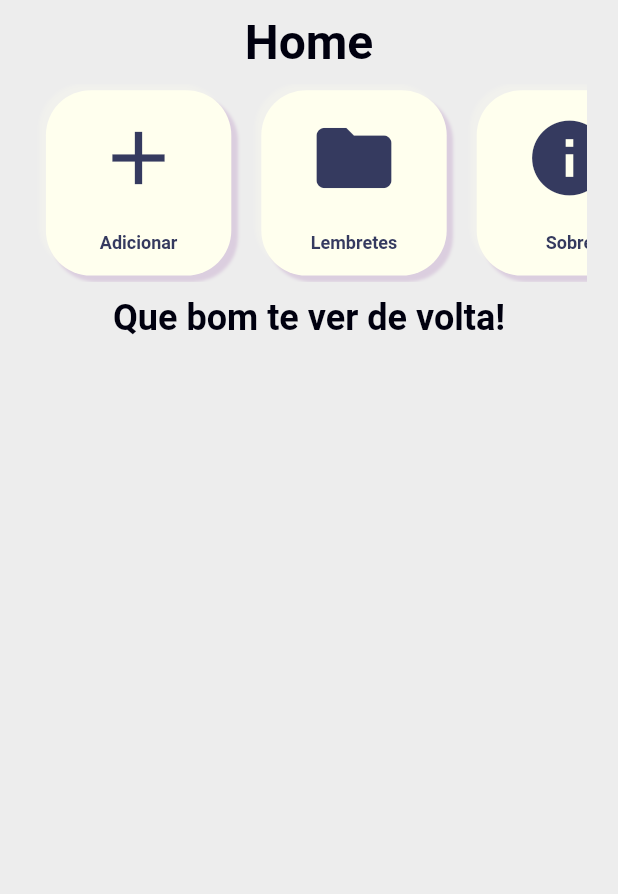
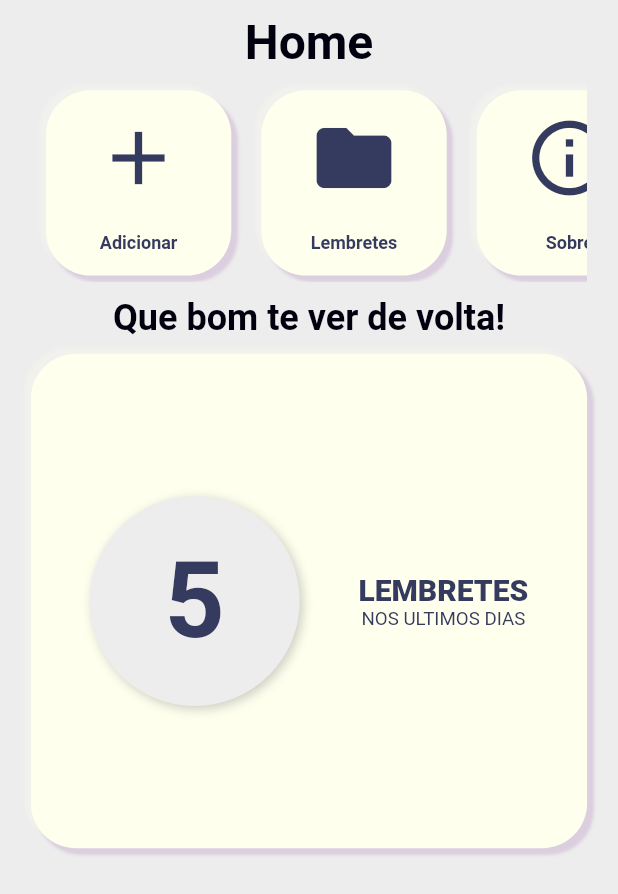
Before and after one commit to vihsantos/lembretes, a Flutter app: the screen it shows after launch, on a phone screen of 412 x 824 dp. Shown: the top 894 px of the screen. Run offline on Flutter 3.47's test engine with Material 2 defaults, Android fonts, the phone set to English and light mode, and no system bars; our stand-ins replace get; generated files the repository leaves out were written again; Roboto replaces fonts that are missing (Gonwun Batang, Gowun Batang).

Commit message:
Ajustes em andamento na tela Home

```diff
--- a/lib/Paginas/home/Home.dart
+++ b/lib/Paginas/home/Home.dart
@@ -44,7 +44,9 @@ class _HomeState extends State<Home> {
                             Get.to(Tudo());
                           }),
                       IconeHome(
-                          icon: Icons.info, titulo: 'Sobre', onpress: () {})
+                          icon: Icons.info_outline,
+                          titulo: 'Sobre',
+                          onpress: () {})
                     ],
                   ),
                 ),
@@ -68,6 +70,78 @@ class _HomeState extends State<Home> {
             SizedBox(
               height: 10,
             ),
+            Center(
+              child: Container(
+                  width: size.width * 0.9,
+                  height: size.height * 0.4,
+                  decoration: BoxDecoration(
+                    color: PaletaDeCores.branco,
+                    borderRadius: BorderRadius.circular(30),
+                    boxShadow: [
+                      BoxShadow(
+                          color: PaletaDeCores.branco.withOpacity(0.2),
+                          offset: Offset(-4, -4),
+                          blurRadius: 1),
+                      BoxShadow(
+                          color: PaletaDeCores.roxoum.withOpacity(0.2),
+                          offset: Offset(4, 4),
+                          blurRadius: 1)
+                    ],
+                  ),
+                  child: Column(
+                    mainAxisAlignment: MainAxisAlignment.center,
+                    crossAxisAlignment: CrossAxisAlignment.start,
+                    children: <Widget>[
+                      Row(
+                        mainAxisAlignment: MainAxisAlignment.spaceEvenly,
+                        children: <Widget>[
+                          Container(
+                            width: 140,
+                            height: 140,
+                            decoration: BoxDecoration(
+                                color: PaletaDeCores.background,
+                                borderRadius: BorderRadius.circular(100),
+                                boxShadow: [
+                                  BoxShadow(
+                                      color:
+                                          PaletaDeCores.preto.withOpacity(0.2),
+                                      offset: Offset(2, 2),
+                                      blurRadius: 5),
+                                ]),
+                            child: Center(
+                              child: Text(
+                                "5",
+                                style: TextStyle(
+                                    fontSize: 70,
+                                    fontWeight: FontWeight.bold,
+                                    color: PaletaDeCores.azultres),
+                              ),
+                            ),
+                          ),
+                          Column(
+                            children: [
+                              Text(
+                                "LEMBRETES",
+                                style: TextStyle(
+                                  fontSize: 20,
+                                  fontFamily: "Gowun Batang",
+                                  fontWeight: FontWeight.w900,
+                                  color: PaletaDeCores.azultres,
+                                ),
+                              ),
+                              Text("NOS ULTIMOS DIAS",
+                                  style: TextStyle(
+                                    fontSize: 12.5,
+                                    fontFamily: "Gowun Batang",
+                                    color: PaletaDeCores.azultres,
+                                  )),
+                            ],
+                          )
+                        ],
+                      ),
+                    ],
+                  )),
+            )
           ],
         ));
   }
```
